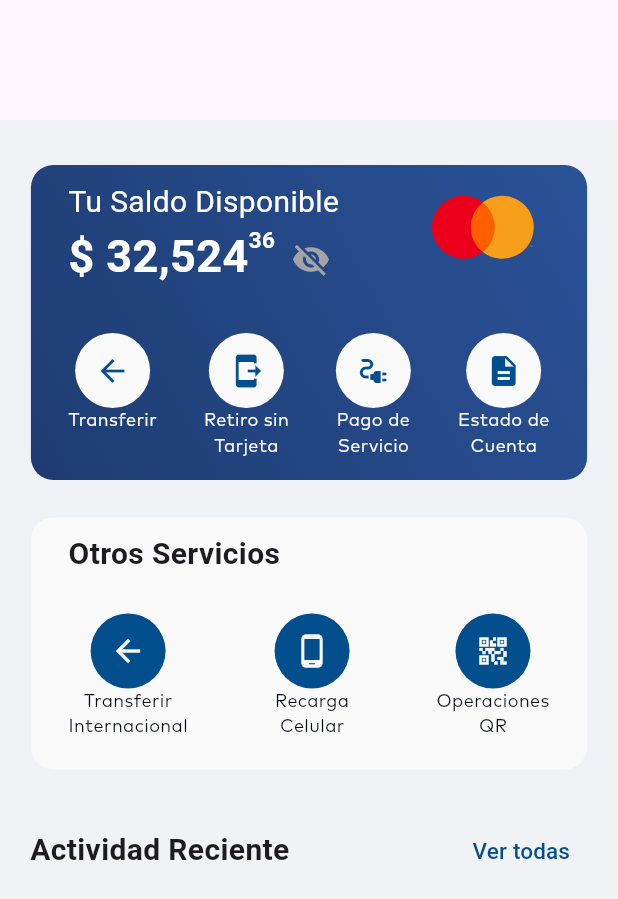
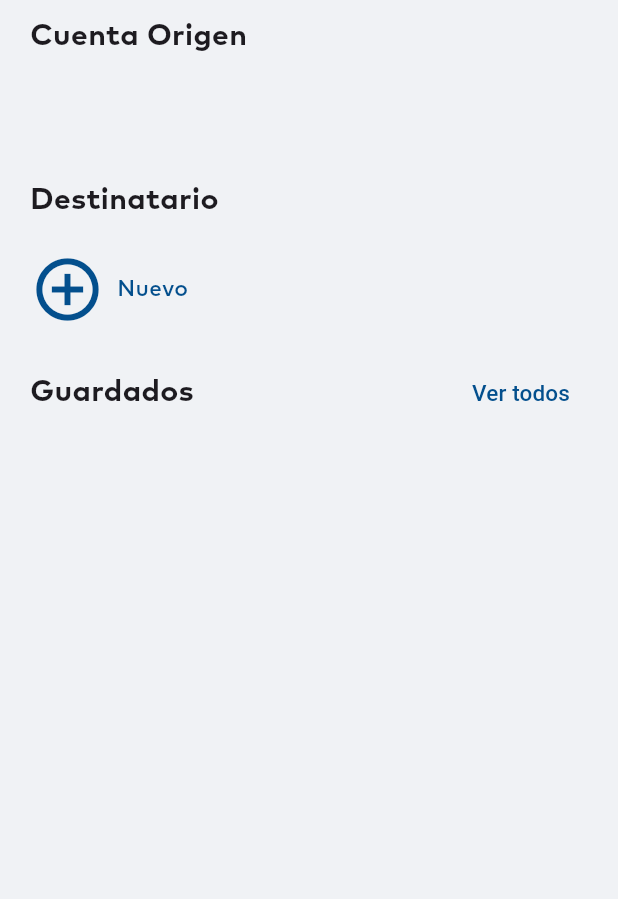
Before and after one commit to ArianaTzucV/FreshStart, a Flutter app: the screen it shows after launch, after a tap on "Transferir", on a phone screen of 412 x 824 dp. Shown: the top 899 px of the screen. Run offline on Flutter 3.47's test engine with Material 3 defaults, Android fonts, the phone set to English and light mode, and no system bars; our stand-ins replace flutter_svg.

Commit message:
modify transfers_view

```diff
--- a/lib/core/presentation/views/home.dart
+++ b/lib/core/presentation/views/home.dart
@@ -1,8 +1,7 @@
 import 'package:flutter/material.dart';
 import 'package:flutter_svg/svg.dart';
-import 'package:fresh_start/core/presentation/widgets/general_button.dart';
+import 'package:fresh_start/core/presentation/views/transfers_view.dart';
 import 'package:fresh_start/core/presentation/widgets/home/other_service_service.dart';
-import 'package:fresh_start/core/presentation/widgets/text_button.dart';
 
 import '../widgets/home/service_icon_button.dart';
 
@@ -111,7 +110,13 @@ class HomePage extends StatelessWidget {
                                   ),
                                   bgColor: const Color(0xFFFAFAFA),
                                   fgColor: Colors.white,
-                                  onTap: () {},
+                                  onTap: () {
+                                    Navigator.push(
+                                        context,
+                                        MaterialPageRoute(
+                                            builder: (context) =>
+                                                const TransfersView()));
+                                  },
                                 ),
                                 ServiceIconButton(
                                   title1: "Retiro sin",
@@ -174,7 +179,7 @@ class HomePage extends StatelessWidget {
                       TextButton(
                         onPressed: () {},
                         child: const Text(
-                          "Ver todas",
+                          "Ver todos",
                           style: TextStyle(
                             fontSize: 15.0,
                             fontWeight: FontWeight.w500,
--- a/lib/core/presentation/views/transfers_view.dart
+++ b/lib/core/presentation/views/transfers_view.dart
@@ -0,0 +1,101 @@
+import 'package:flutter/material.dart';
+
+class TransfersView extends StatelessWidget {
+  const TransfersView({super.key});
+
+  @override
+  Widget build(BuildContext context) {
+    return Scaffold(
+      body: ListView(
+        children: [
+          Column(
+            crossAxisAlignment: CrossAxisAlignment.start,
+            children: [
+              Container(
+                padding:
+                    const EdgeInsets.only(left: 20.0, right: 20.0, top: 10.0),
+                child: const Text(
+                  "Cuenta Origen",
+                  style: TextStyle(
+                      fontFamily: 'MarkPro',
+                      fontSize: 20.0,
+                      fontWeight: FontWeight.bold),
+                ),
+              ),
+              const SizedBox(
+                height: 70.0,
+              ),
+              Container(
+                padding:
+                    const EdgeInsets.only(left: 20.0, right: 20.0, top: 10.0),
+                child: const Text(
+                  "Destinatario",
+                  style: TextStyle(
+                      fontFamily: 'MarkPro',
+                      fontSize: 20.0,
+                      fontWeight: FontWeight.bold),
+                ),
+              ),
+              GestureDetector(
+                onTap: () {},
+                child: Container(
+                  padding: const EdgeInsets.only(
+                      left: 20.0, right: 20.0, top: 20.0, bottom: 10.0),
+                  child: const Row(
+                    children: [
+                      Icon(
+                        Icons.add_circle_outline,
+                        size: 50.0,
+                        color: Color(0XFF034F8D),
+                      ),
+                      Padding(
+                        padding: EdgeInsets.all(8.0),
+                        child: Text(
+                          "Nuevo",
+                          style: TextStyle(
+                              fontFamily: 'MarkPro',
+                              fontSize: 15.0,
+                              fontWeight: FontWeight.w500,
+                              color: Color(0XFF034F8D)),
+                        ),
+                      ),
+                    ],
+                  ),
+                ),
+              ),
+              Container(
+                padding:
+                    const EdgeInsets.only(left: 20.0, right: 20.0, top: 10.0),
+                child: Column(children: [
+                  Row(
+                    children: [
+                      const Text(
+                        "Guardados",
+                        style: TextStyle(
+                            fontFamily: 'MarkPro',
+                            fontSize: 20.0,
+                            fontWeight: FontWeight.bold),
+                      ),
+                      const Spacer(),
+                      TextButton(
+                        onPressed: () {},
+                        child: const Text(
+                          "Ver todos",
+                          style: TextStyle(
+                            fontSize: 15.0,
+                            fontWeight: FontWeight.w500,
+                            color: Color(0xFF034F8D),
+                          ),
+                        ),
+                      )
+                    ],
+                  )
+                ]),
+              )
+            ],
+          )
+        ],
+      ),
+    );
+  }
+}
--- a/lib/main.dart
+++ b/lib/main.dart
@@ -13,6 +13,7 @@
   Widget build(BuildContext context) {
     return MaterialApp(
       title: 'Flutter Demo',
+      debugShowCheckedModeBanner: false,
       theme: ThemeData(
         colorScheme: ColorScheme.fromSeed(seedColor: Colors.deepPurple),
         useMaterial3: true,
```
